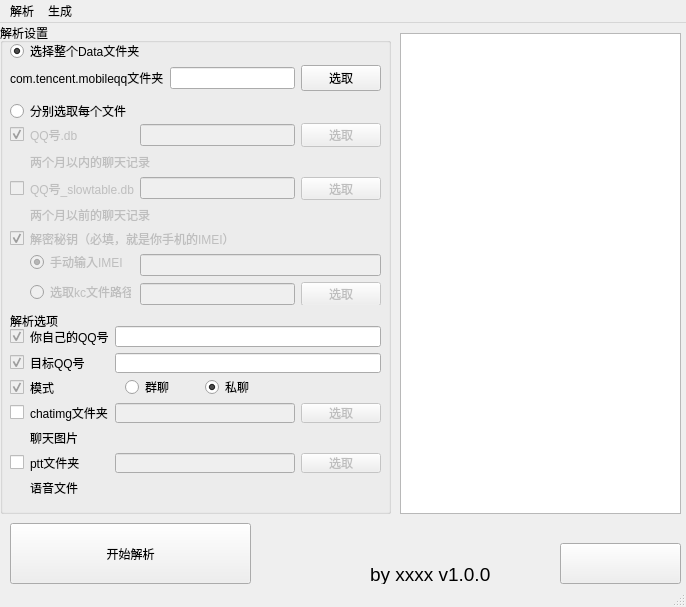
First picture: the form in src/GUI/mainInterface.ui, repository Hakuuyosei/QQHistoryExport, before the edit.
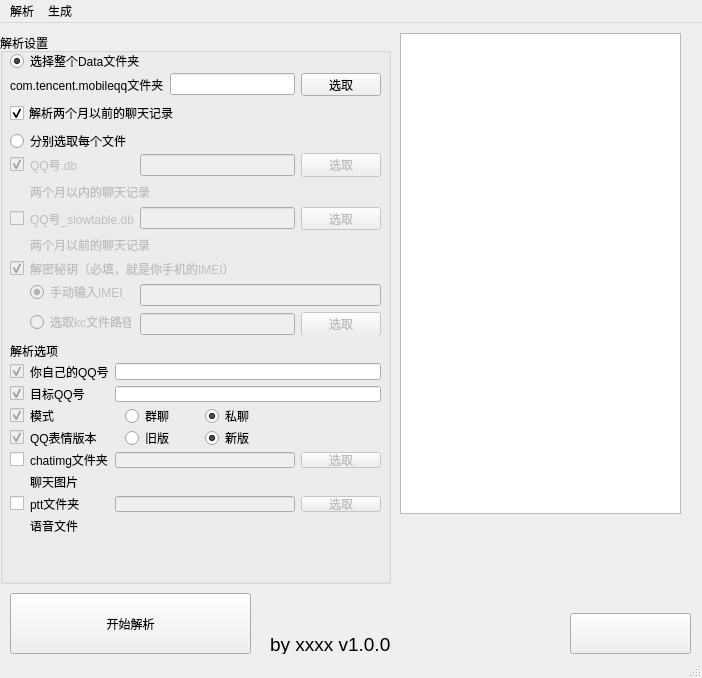
Second picture: the form after the edit. Icons and pictures are not drawn.

Commit message: feat(GUI):新增了GUI设置qq表情版本和文件夹模式下slowtable的开关

```diff
--- a/src/GUI/mainInterface.ui
+++ b/src/GUI/mainInterface.ui
@@ -6,8 +6,8 @@
    <rect>
     <x>0</x>
     <y>0</y>
-    <width>686</width>
-    <height>607</height>
+    <width>702</width>
+    <height>678</height>
    </rect>
   </property>
   <property name="windowTitle">
@@ -18,9 +18,9 @@
     <property name="geometry">
      <rect>
       <x>0</x>
-      <y>0</y>
+      <y>10</y>
       <width>391</width>
-      <height>491</height>
+      <height>551</height>
      </rect>
     </property>
     <property name="title">
@@ -49,7 +49,7 @@
      <property name="geometry">
       <rect>
        <x>10</x>
-       <y>80</y>
+       <y>100</y>
        <width>369</width>
        <height>16</height>
       </rect>
@@ -65,7 +65,7 @@
      <property name="geometry">
       <rect>
        <x>10</x>
-       <y>290</y>
+       <y>310</y>
        <width>161</width>
        <height>16</height>
       </rect>
@@ -78,49 +78,14 @@
      <property name="geometry">
       <rect>
        <x>10</x>
-       <y>303</y>
+       <y>330</y>
        <width>371</width>
        <height>171</height>
       </rect>
      </property>
      <layout class="QGridLayout" name="gridLayout_3">
-      <item row="0" column="1">
-       <widget class="QLabel" name="label_15">
-        <property name="font">
-         <font>
-          <pointsize>9</pointsize>
-         </font>
-        </property>
-        <property name="text">
-         <string>你自己的QQ号</string>
-        </property>
-       </widget>
-      </item>
-      <item row="5" column="2">
-       <widget class="QLineEdit" name="pttPathInputBox">
-        <property name="enabled">
-         <bool>false</bool>
-        </property>
-       </widget>
-      </item>
-      <item row="3" column="0">
-       <widget class="QCheckBox" name="useImageCheckBox">
-        <property name="enabled">
-         <bool>true</bool>
-        </property>
-        <property name="text">
-         <string/>
-        </property>
-        <property name="checked">
-         <bool>false</bool>
-        </property>
-        <property name="tristate">
-         <bool>false</bool>
-        </property>
-       </widget>
-      </item>
-      <item row="3" column="3">
-       <widget class="QPushButton" name="chatimgPathSelectButton">
+      <item row="6" column="3">
+       <widget class="QPushButton" name="pttPathSelectButton">
         <property name="enabled">
          <bool>false</bool>
         </property>
@@ -137,88 +102,6 @@
       <item row="1" column="2" colspan="2">
        <widget class="QLineEdit" name="targetQQInputBox"/>
       </item>
-      <item row="4" column="1" colspan="3">
-       <widget class="QLabel" name="label_10">
-        <property name="text">
-         <string>聊天图片</string>
-        </property>
-       </widget>
-      </item>
-      <item row="1" column="1">
-       <widget class="QLabel" name="label_16">
-        <property name="font">
-         <font>
-          <pointsize>9</pointsize>
-         </font>
-        </property>
-        <property name="text">
-         <string>目标QQ号</string>
-        </property>
-       </widget>
-      </item>
-      <item row="1" column="0">
-       <widget class="QCheckBox" name="checkBox_10">
-        <property name="enabled">
-         <bool>false</bool>
-        </property>
-        <property name="text">
-         <string/>
-        </property>
-        <property name="checked">
-         <bool>true</bool>
-        </property>
-        <property name="tristate">
-         <bool>false</bool>
-        </property>
-       </widget>
-      </item>
-      <item row="2" column="0">
-       <widget class="QCheckBox" name="checkBox_11">
-        <property name="enabled">
-         <bool>false</bool>
-        </property>
-        <property name="text">
-         <string/>
-        </property>
-        <property name="checked">
-         <bool>true</bool>
-        </property>
-        <property name="tristate">
-         <bool>false</bool>
-        </property>
-       </widget>
-      </item>
-      <item row="0" column="2" colspan="2">
-       <widget class="QLineEdit" name="selfQQInputBox"/>
-      </item>
-      <item row="5" column="0">
-       <widget class="QCheckBox" name="usePttCheckBox">
-        <property name="enabled">
-         <bool>true</bool>
-        </property>
-        <property name="text">
-         <string/>
-        </property>
-        <property name="checked">
-         <bool>false</bool>
-        </property>
-        <property name="tristate">
-         <bool>false</bool>
-        </property>
-       </widget>
-      </item>
-      <item row="3" column="1">
-       <widget class="QLabel" name="label_12">
-        <property name="font">
-         <font>
-          <pointsize>9</pointsize>
-         </font>
-        </property>
-        <property name="text">
-         <string>chatimg文件夹</string>
-        </property>
-       </widget>
-      </item>
       <item row="2" column="1">
        <widget class="QLabel" name="label_17">
         <property name="font">
@@ -231,7 +114,23 @@
         </property>
        </widget>
       </item>
-      <item row="5" column="1">
+      <item row="0" column="0">
+       <widget class="QCheckBox" name="checkBox_9">
+        <property name="enabled">
+         <bool>false</bool>
+        </property>
+        <property name="text">
+         <string/>
+        </property>
+        <property name="checked">
+         <bool>true</bool>
+        </property>
+        <property name="tristate">
+         <bool>false</bool>
+        </property>
+       </widget>
+      </item>
+      <item row="6" column="1">
        <widget class="QLabel" name="label_13">
         <property name="font">
          <font>
@@ -243,32 +142,10 @@
         </property>
        </widget>
       </item>
-      <item row="6" column="1" colspan="3">
-       <widget class="QLabel" name="label_9">
+      <item row="5" column="1" colspan="3">
+       <widget class="QLabel" name="label_10">
         <property name="text">
-         <string>语音文件</string>
-        </property>
-       </widget>
-      </item>
-      <item row="3" column="2">
-       <widget class="QLineEdit" name="chatimgPathInputBox">
-        <property name="enabled">
-         <bool>false</bool>
-        </property>
-       </widget>
-      </item>
-      <item row="5" column="3">
-       <widget class="QPushButton" name="pttPathSelectButton">
-        <property name="enabled">
-         <bool>false</bool>
-        </property>
-        <property name="font">
-         <font>
-          <pointsize>9</pointsize>
-         </font>
-        </property>
-        <property name="text">
-         <string>选取</string>
+         <string>聊天图片</string>
         </property>
        </widget>
       </item>
@@ -305,8 +182,8 @@
         </widget>
        </widget>
       </item>
-      <item row="0" column="0">
-       <widget class="QCheckBox" name="checkBox_9">
+      <item row="2" column="0">
+       <widget class="QCheckBox" name="checkBox_11">
         <property name="enabled">
          <bool>false</bool>
         </property>
@@ -321,6 +198,190 @@
         </property>
        </widget>
       </item>
+      <item row="1" column="0">
+       <widget class="QCheckBox" name="checkBox_10">
+        <property name="enabled">
+         <bool>false</bool>
+        </property>
+        <property name="text">
+         <string/>
+        </property>
+        <property name="checked">
+         <bool>true</bool>
+        </property>
+        <property name="tristate">
+         <bool>false</bool>
+        </property>
+       </widget>
+      </item>
+      <item row="4" column="1">
+       <widget class="QLabel" name="label_12">
+        <property name="font">
+         <font>
+          <pointsize>9</pointsize>
+         </font>
+        </property>
+        <property name="text">
+         <string>chatimg文件夹</string>
+        </property>
+       </widget>
+      </item>
+      <item row="1" column="1">
+       <widget class="QLabel" name="label_16">
+        <property name="font">
+         <font>
+          <pointsize>9</pointsize>
+         </font>
+        </property>
+        <property name="text">
+         <string>目标QQ号</string>
+        </property>
+       </widget>
+      </item>
+      <item row="4" column="3">
+       <widget class="QPushButton" name="chatimgPathSelectButton">
+        <property name="enabled">
+         <bool>false</bool>
+        </property>
+        <property name="font">
+         <font>
+          <pointsize>9</pointsize>
+         </font>
+        </property>
+        <property name="text">
+         <string>选取</string>
+        </property>
+       </widget>
+      </item>
+      <item row="4" column="2">
+       <widget class="QLineEdit" name="chatimgPathInputBox">
+        <property name="enabled">
+         <bool>false</bool>
+        </property>
+       </widget>
+      </item>
+      <item row="6" column="2">
+       <widget class="QLineEdit" name="pttPathInputBox">
+        <property name="enabled">
+         <bool>false</bool>
+        </property>
+       </widget>
+      </item>
+      <item row="0" column="1">
+       <widget class="QLabel" name="label_15">
+        <property name="font">
+         <font>
+          <pointsize>9</pointsize>
+         </font>
+        </property>
+        <property name="text">
+         <string>你自己的QQ号</string>
+        </property>
+       </widget>
+      </item>
+      <item row="4" column="0">
+       <widget class="QCheckBox" name="useImageCheckBox">
+        <property name="enabled">
+         <bool>true</bool>
+        </property>
+        <property name="text">
+         <string/>
+        </property>
+        <property name="checked">
+         <bool>false</bool>
+        </property>
+        <property name="tristate">
+         <bool>false</bool>
+        </property>
+       </widget>
+      </item>
+      <item row="0" column="2" colspan="2">
+       <widget class="QLineEdit" name="selfQQInputBox"/>
+      </item>
+      <item row="6" column="0">
+       <widget class="QCheckBox" name="usePttCheckBox">
+        <property name="enabled">
+         <bool>true</bool>
+        </property>
+        <property name="text">
+         <string/>
+        </property>
+        <property name="checked">
+         <bool>false</bool>
+        </property>
+        <property name="tristate">
+         <bool>false</bool>
+        </property>
+       </widget>
+      </item>
+      <item row="7" column="1" colspan="3">
+       <widget class="QLabel" name="label_9">
+        <property name="text">
+         <string>语音文件</string>
+        </property>
+       </widget>
+      </item>
+      <item row="3" column="0">
+       <widget class="QCheckBox" name="QQemojiVerSelectBox">
+        <property name="enabled">
+         <bool>false</bool>
+        </property>
+        <property name="text">
+         <string/>
+        </property>
+        <property name="checked">
+         <bool>true</bool>
+        </property>
+        <property name="tristate">
+         <bool>false</bool>
+        </property>
+       </widget>
+      </item>
+      <item row="3" column="1">
+       <widget class="QLabel" name="label_18">
+        <property name="font">
+         <font>
+          <pointsize>9</pointsize>
+         </font>
+        </property>
+        <property name="text">
+         <string>QQ表情版本</string>
+        </property>
+       </widget>
+      </item>
+      <item row="3" column="2" colspan="2">
+       <widget class="QWidget" name="modeSelectContainer_2" native="true">
+        <widget class="QRadioButton" name="qqEmojiVerRadioButton1">
+         <property name="geometry">
+          <rect>
+           <x>10</x>
+           <y>0</y>
+           <width>51</width>
+           <height>16</height>
+          </rect>
+         </property>
+         <property name="text">
+          <string>旧版</string>
+         </property>
+        </widget>
+        <widget class="QRadioButton" name="qqEmojiVerRadioButton2">
+         <property name="geometry">
+          <rect>
+           <x>90</x>
+           <y>0</y>
+           <width>75</width>
+           <height>16</height>
+          </rect>
+         </property>
+         <property name="text">
+          <string>新版</string>
+         </property>
+         <property name="checked">
+          <bool>true</bool>
+         </property>
+        </widget>
+       </widget>
+      </item>
      </layout>
     </widget>
     <widget class="QWidget" name="findFilesModeContainer1" native="true">
@@ -332,7 +393,7 @@
        <x>10</x>
        <y>40</y>
        <width>371</width>
-       <height>41</height>
+       <height>61</height>
       </rect>
      </property>
      <widget class="QWidget" name="gridLayoutWidget">
@@ -341,7 +402,7 @@
         <x>0</x>
         <y>0</y>
         <width>371</width>
-        <height>31</height>
+        <height>51</height>
        </rect>
       </property>
       <layout class="QGridLayout" name="gridLayout">
@@ -379,6 +440,19 @@
          </property>
         </widget>
        </item>
+       <item row="1" column="0" colspan="2">
+        <widget class="QCheckBox" name="qqSlowtableselectButton2">
+         <property name="text">
+          <string>解析两个月以前的聊天记录</string>
+         </property>
+         <property name="checked">
+          <bool>true</bool>
+         </property>
+         <property name="tristate">
+          <bool>false</bool>
+         </property>
+        </widget>
+       </item>
       </layout>
      </widget>
     </widget>
@@ -389,7 +463,7 @@
      <property name="geometry">
       <rect>
        <x>10</x>
-       <y>100</y>
+       <y>120</y>
        <width>371</width>
        <height>191</height>
       </rect>
@@ -615,8 +689,8 @@
    <widget class="QPushButton" name="starButton">
     <property name="geometry">
      <rect>
-      <x>560</x>
-      <y>520</y>
+      <x>570</x>
+      <y>590</y>
       <width>121</width>
       <height>41</height>
      </rect>
@@ -633,8 +707,8 @@
    <widget class="QLabel" name="label_6">
     <property name="geometry">
      <rect>
-      <x>370</x>
-      <y>540</y>
+      <x>270</x>
+      <y>610</y>
       <width>181</width>
       <height>21</height>
      </rect>
@@ -647,7 +721,7 @@
     <property name="geometry">
      <rect>
       <x>10</x>
-      <y>500</y>
+      <y>570</y>
       <width>241</width>
       <height>61</height>
      </rect>
@@ -662,7 +736,7 @@
     <rect>
      <x>0</x>
      <y>0</y>
-     <width>686</width>
+     <width>702</width>
      <height>23</height>
     </rect>
    </property>
```
The commit also changes 1 other file.
